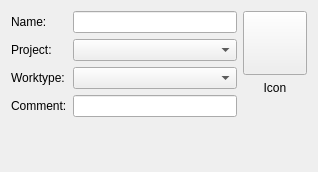
The window that src/dontpanik/kpart/core/ui/keditactiontemplatedialog.ui (frankHa/dontpanic) describes before a commit, drawn with Qt 5.
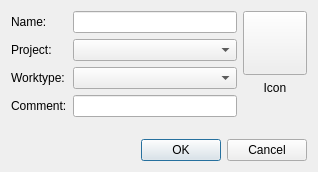
The same window after the commit. Custom widgets are drawn as their Qt base class.

Diff of the .ui file:
```diff
--- a/src/dontpanik/kpart/core/ui/keditactiontemplatedialog.ui
+++ b/src/dontpanik/kpart/core/ui/keditactiontemplatedialog.ui
@@ -1,7 +1,7 @@
 <?xml version="1.0" encoding="UTF-8"?>
 <ui version="4.0">
  <class>KEditActionTemplateDialog</class>
- <widget class="QWidget" name="KEditActionTemplateDialog">
+ <widget class="QDialog" name="KEditActionTemplateDialog">
   <property name="geometry">
    <rect>
     <x>0</x>
@@ -140,7 +140,14 @@
       </layout>
      </item>
     </layout>
-   </item>   
+   </item>
+   <item>
+    <widget class="QDialogButtonBox" name="buttons">
+     <property name="standardButtons">
+      <set>QDialogButtonBox::Cancel|QDialogButtonBox::Ok</set>
+     </property>
+    </widget>
+   </item>
   </layout>
  </widget>
  <customwidgets>
```
Left out of the diff: 39 changed lines with no effect on the pictures.
